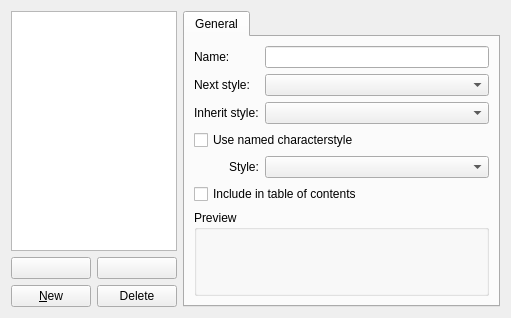
Old version of the form shapes/text/dialogs/StyleManager.ui in the repository KDE/calligra.
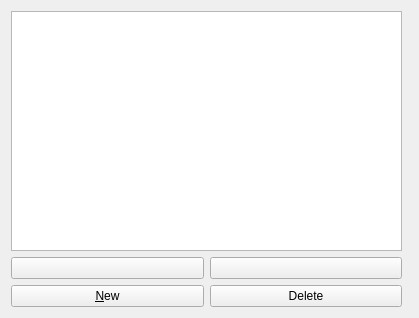
New version of the form. Custom widgets are drawn as their Qt base class.

Commit message: Show even more (paragraph)style information

What changed in the file:
```diff
--- a/shapes/text/dialogs/StyleManager.ui
+++ b/shapes/text/dialogs/StyleManager.ui
@@ -5,7 +5,7 @@
    <rect>
     <x>0</x>
     <y>0</y>
-    <width>511</width>
+    <width>419</width>
     <height>318</height>
    </rect>
   </property>
@@ -30,97 +30,18 @@
     </widget>
    </item>
    <item rowspan="3" row="0" column="2" >
-    <widget class="QTabWidget" name="tabs" >
+    <widget class="QStackedWidget" name="stackedWidget" >
      <property name="sizePolicy" >
-      <sizepolicy vsizetype="Expanding" hsizetype="Expanding" >
-       <horstretch>99</horstretch>
+      <sizepolicy vsizetype="Preferred" hsizetype="Expanding" >
+       <horstretch>0</horstretch>
        <verstretch>0</verstretch>
       </sizepolicy>
      </property>
-     <widget class="QWidget" name="generalTab" >
-      <attribute name="title" >
-       <string>General</string>
-      </attribute>
-      <layout class="QGridLayout" >
-       <item row="0" column="0" colspan="2" >
-        <widget class="QLabel" name="label" >
-         <property name="text" >
-          <string>Name:</string>
-         </property>
-        </widget>
-       </item>
-       <item row="0" column="2" >
-        <widget class="QLineEdit" name="name" />
-       </item>
-       <item row="1" column="0" colspan="2" >
-        <widget class="QLabel" name="label_2" >
-         <property name="text" >
-          <string>Next style:</string>
-         </property>
-        </widget>
-       </item>
-       <item row="1" column="2" >
-        <widget class="QComboBox" name="nextStyle" />
-       </item>
-       <item row="2" column="0" colspan="2" >
-        <widget class="QLabel" name="label_3" >
-         <property name="text" >
-          <string>Inherit style:</string>
-         </property>
-        </widget>
-       </item>
-       <item row="2" column="2" >
-        <widget class="QComboBox" name="inheritStyle" />
-       </item>
-       <item row="3" column="0" colspan="3" >
-        <widget class="QCheckBox" name="useCharacterStyle" >
-         <property name="text" >
-          <string>Use named characterstyle</string>
-         </property>
-        </widget>
-       </item>
-       <item row="4" column="0" >
-        <spacer>
-         <property name="orientation" >
-          <enum>Qt::Horizontal</enum>
-         </property>
-         <property name="sizeType" >
-          <enum>QSizePolicy::Fixed</enum>
-         </property>
-         <property name="sizeHint" >
-          <size>
-           <width>10</width>
-           <height>1</height>
-          </size>
-         </property>
-        </spacer>
-       </item>
-       <item row="4" column="1" >
-        <widget class="QLabel" name="label_4" >
-         <property name="text" >
-          <string>Style:</string>
-         </property>
-        </widget>
-       </item>
-       <item row="4" column="2" >
-        <widget class="QComboBox" name="characterStyle" />
-       </item>
-       <item row="5" column="0" colspan="3" >
-        <widget class="QCheckBox" name="inToc" >
-         <property name="text" >
-          <string>Include in table of contents</string>
-         </property>
-        </widget>
-       </item>
-       <item row="6" column="0" colspan="3" >
-        <widget class="QGroupBox" name="previewPane" >
-         <property name="title" >
-          <string>Preview</string>
-         </property>
-        </widget>
-       </item>
-      </layout>
-     </widget>
+     <property name="currentIndex" >
+      <number>0</number>
+     </property>
+     <widget class="ParagraphGeneral" name="paragraphStylePage" />
+     <widget class="QWidget" name="characterStylePage" />
     </widget>
    </item>
    <item row="1" column="0" >
@@ -153,6 +74,14 @@
    </item>
   </layout>
  </widget>
+ <customwidgets>
+  <customwidget>
+   <class>ParagraphGeneral</class>
+   <extends>QWidget</extends>
+   <header>dialogs/ParagraphGeneral.h</header>
+   <container>1</container>
+  </customwidget>
+ </customwidgets>
  <resources/>
  <connections/>
 </ui>
```
The commit also changes 6 other files.
